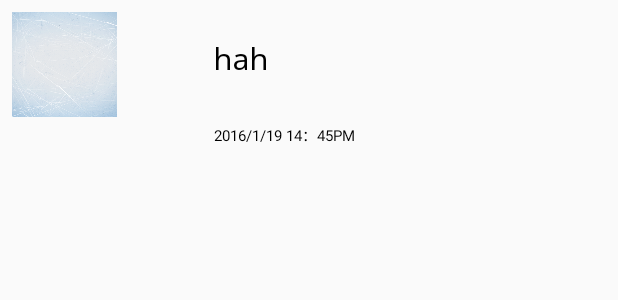
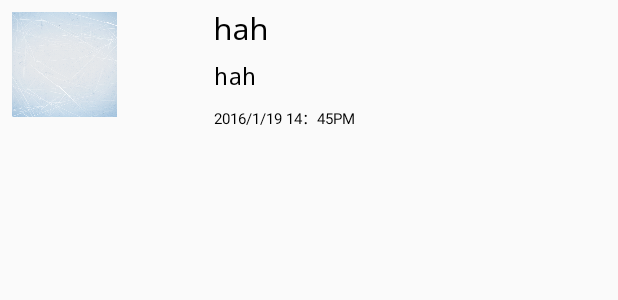
Before and after one commit to bodang2016/Co-Life, an Android app: the layout list_item.xml on its own in the app's theme, with its tools: preview values and no code run, on a phone screen of 412 x 824 dp. Shown: the top 300 px of the screen. Run offline under Robolectric (Android 15) with nearby library versions, the phone set to English and light mode, and no system bars.

Commit message:
list picture

```diff
--- a/app/src/main/res/layout/list_item.xml
+++ b/app/src/main/res/layout/list_item.xml
@@ -33,21 +33,33 @@
             android:layout_height="wrap_content"
             android:layout_marginBottom="4dp"
             android:layout_marginLeft="5dp"
-            android:layout_marginTop="25dp"
+            android:layout_marginTop="5dp"
             android:text="hah"
             android:textColor="#000000"
             android:textSize="20dp"
             android:typeface="monospace"
 
             />
+        <TextView
+            android:id="@+id/list_locationName"
+            android:layout_width="match_parent"
+            android:layout_height="wrap_content"
+            android:layout_marginBottom="4dp"
+            android:layout_marginLeft="5dp"
+            android:layout_marginTop="3dp"
+            android:text="hah"
+            android:textColor="#000000"
+            android:textSize="15dp"
+            android:typeface="monospace"
 
+            />
         <TextView
             android:id="@+id/list_time"
             android:layout_width="match_parent"
             android:layout_height="wrap_content"
             android:layout_marginBottom="4dp"
             android:layout_marginLeft="5dp"
-            android:layout_marginTop="25dp"
+            android:layout_marginTop="5dp"
             android:text="2016/1/19 14：45PM"
             android:textColor="#000000"
             android:textSize="10dp"
```
Also changed, not shown: app/src/main/java/com/example/bodang/co_life/Activities/MessageActivity.java (+58 -3 lines), app/src/main/java/com/example/bodang/co_life/Fragments/ListFragment.java (+29 -5 lines), app/src/main/res/drawable/coffee.png (added), app/src/main/res/drawable/home.png (added), app/src/main/res/drawable/library.png (added), app/src/main/res/drawable/restaurant.png (added), app/src/main/res/drawable/salad.png (added), app/src/main/res/drawable/shopping.png (added), app/src/main/res/drawable/study.png (added).
